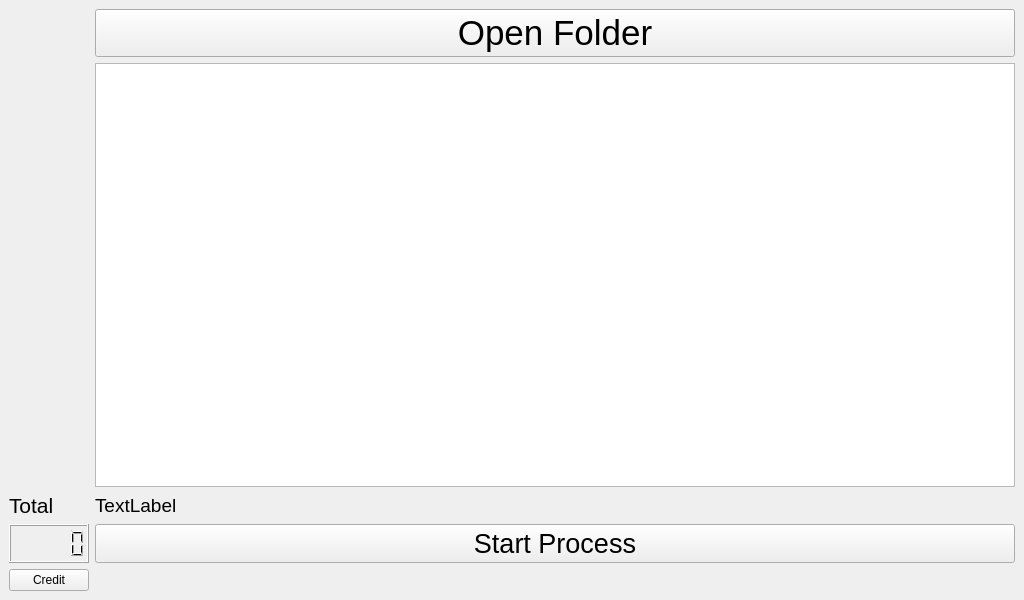
This is GUI/main-window.ui in mossZmossZ/basketball-court-crowd-counting as Qt 5 draws it before an edit. The edited form follows.
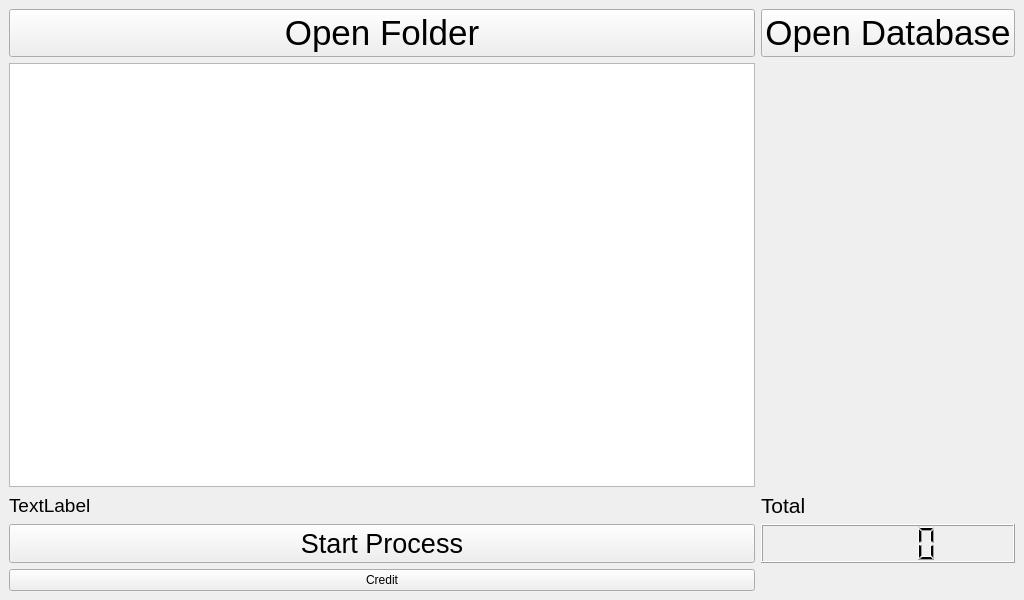
This is the edited form.

Commit message: Update Open Database Button

```diff
--- a/GUI/main-window.ui
+++ b/GUI/main-window.ui
@@ -15,28 +15,26 @@
   </property>
   <widget class="QWidget" name="centralwidget">
    <layout class="QGridLayout" name="gridLayout">
+    <item row="9" column="0">
+     <widget class="QPushButton" name="CreditButton">
+      <property name="text">
+       <string>Credit</string>
+      </property>
+     </widget>
+    </item>
     <item row="1" column="1">
-     <widget class="QTableView" name="tableFolder">
+     <widget class="QPushButton" name="OpenDatabase">
       <property name="font">
        <font>
-        <pointsize>14</pointsize>
-       </font>
-      </property>
-     </widget>
-    </item>
-    <item row="3" column="1">
-     <widget class="QPushButton" name="ProcessButton">
-      <property name="font">
-       <font>
-        <pointsize>20</pointsize>
+        <pointsize>26</pointsize>
        </font>
       </property>
       <property name="text">
-       <string>Start Process</string>
+       <string>Open Database</string>
       </property>
      </widget>
     </item>
-    <item row="2" column="1">
+    <item row="6" column="0">
      <widget class="QLabel" name="FolderLabel">
       <property name="font">
        <font>
@@ -48,14 +46,28 @@
       </property>
      </widget>
     </item>
+    <item row="6" column="1">
+     <widget class="QLabel" name="Number">
+      <property name="font">
+       <font>
+        <pointsize>16</pointsize>
+       </font>
+      </property>
+      <property name="text">
+       <string>Total</string>
+      </property>
+     </widget>
+    </item>
     <item row="4" column="0">
-     <widget class="QPushButton" name="CreditButton">
-      <property name="text">
-       <string>Credit</string>
+     <widget class="QTableView" name="tableFolder">
+      <property name="font">
+       <font>
+        <pointsize>14</pointsize>
+       </font>
       </property>
      </widget>
     </item>
-    <item row="0" column="1">
+    <item row="1" column="0">
      <widget class="QPushButton" name="OpenFolderButton">
       <property name="font">
        <font>
@@ -67,21 +79,21 @@
       </property>
      </widget>
     </item>
-    <item row="3" column="0">
+    <item row="7" column="0">
+     <widget class="QPushButton" name="ProcessButton">
+      <property name="font">
+       <font>
+        <pointsize>20</pointsize>
+       </font>
+      </property>
+      <property name="text">
+       <string>Start Process</string>
+      </property>
+     </widget>
+    </item>
+    <item row="7" column="1">
      <widget class="QLCDNumber" name="CountImg"/>
     </item>
-    <item row="2" column="0">
-     <widget class="QLabel" name="Number">
-      <property name="font">
-       <font>
-        <pointsize>16</pointsize>
-       </font>
-      </property>
-      <property name="text">
-       <string>Total</string>
-      </property>
-     </widget>
-    </item>
    </layout>
   </widget>
   <widget class="QMenuBar" name="menubar">
```
Left out of the diff: 2 changed lines with no effect on the pictures. The commit also changes 1 other file.
